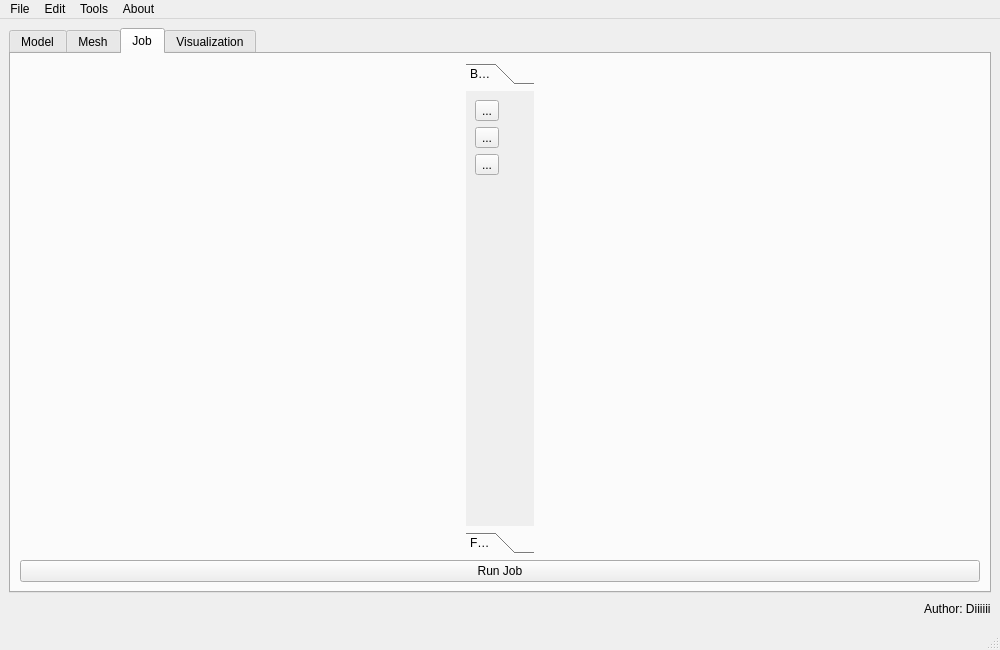
First picture: the form in mainwindow.ui, repository Diiiiii-9/DsFEM-v3, before the edit.
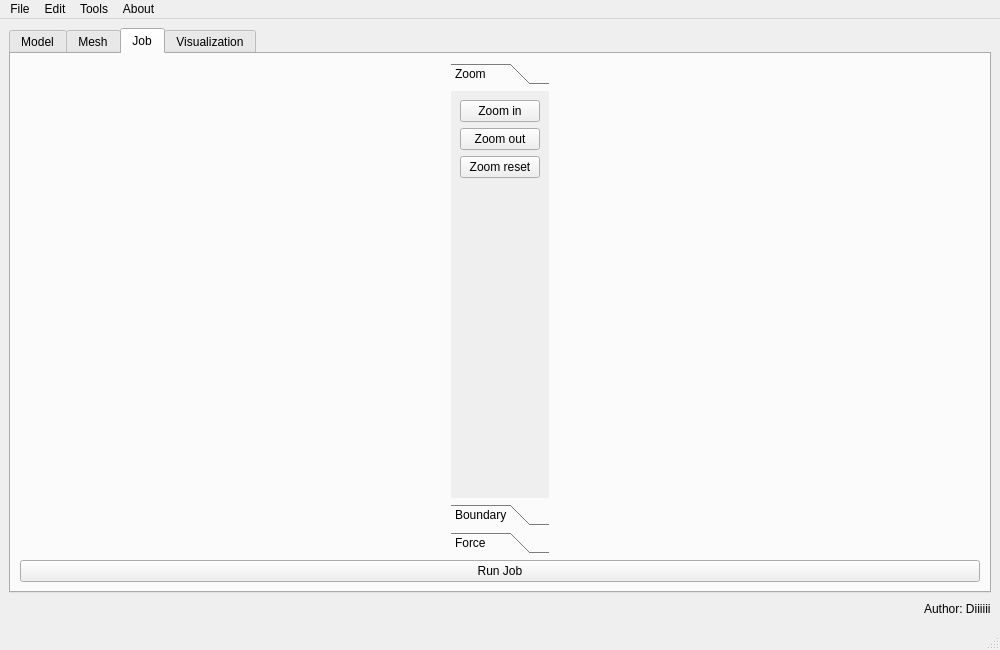
Second picture: the form after the edit. The open tabs and pages were chosen to show the change. Icons and pictures are not drawn.

```diff
--- a/mainwindow.ui
+++ b/mainwindow.ui
@@ -318,13 +318,54 @@
             <property name="currentIndex">
              <number>0</number>
             </property>
+            <widget class="QWidget" name="page_zoom">
+             <attribute name="label">
+              <string>Zoom</string>
+             </attribute>
+             <layout class="QVBoxLayout" name="verticalLayout_9">
+              <item>
+               <widget class="QPushButton" name="pushButton_zoomIn">
+                <property name="text">
+                 <string>Zoom in</string>
+                </property>
+               </widget>
+              </item>
+              <item>
+               <widget class="QPushButton" name="pushButton_zoomOut">
+                <property name="text">
+                 <string>Zoom out</string>
+                </property>
+               </widget>
+              </item>
+              <item>
+               <widget class="QPushButton" name="pushButton_zoomReset">
+                <property name="text">
+                 <string>Zoom reset</string>
+                </property>
+               </widget>
+              </item>
+              <item>
+               <spacer name="verticalSpacer_7">
+                <property name="orientation">
+                 <enum>Qt::Vertical</enum>
+                </property>
+                <property name="sizeHint" stdset="0">
+                 <size>
+                  <width>20</width>
+                  <height>40</height>
+                 </size>
+                </property>
+               </spacer>
+              </item>
+             </layout>
+            </widget>
             <widget class="QWidget" name="page_bound">
              <property name="geometry">
               <rect>
                <x>0</x>
                <y>0</y>
                <width>83</width>
-               <height>384</height>
+               <height>349</height>
               </rect>
              </property>
              <attribute name="label">
```
